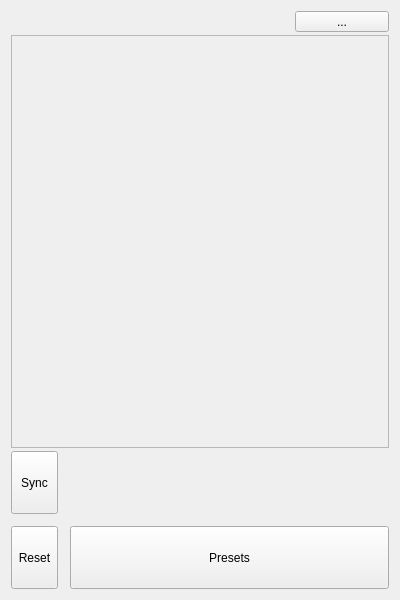
Above: src/View/MainWindow.ui from sergsave/MagicCubiano before the change. Below: the same form after it.
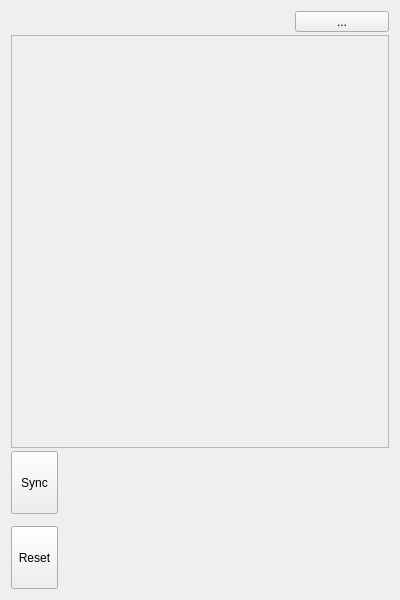
That is the form after the change. Custom widgets are drawn as their Qt base class.

Commit message: Separate SelectionWidget, add Preset serialization

Patch:
```diff
--- a/src/View/MainWindow.ui
+++ b/src/View/MainWindow.ui
@@ -65,19 +65,6 @@
      <property name="spacing">
       <number>12</number>
      </property>
-     <item row="1" column="1">
-      <widget class="QToolButton" name="toolButton">
-       <property name="sizePolicy">
-        <sizepolicy hsizetype="Minimum" vsizetype="Expanding">
-         <horstretch>0</horstretch>
-         <verstretch>0</verstretch>
-        </sizepolicy>
-       </property>
-       <property name="text">
-        <string>Presets</string>
-       </property>
-      </widget>
-     </item>
      <item row="1" column="0">
       <widget class="QToolButton" name="resetButton">
        <property name="sizePolicy">
@@ -110,6 +97,9 @@
      <item row="0" column="1">
       <widget class="InstrumentSelectionWidget" name="instrumentsWidget" native="true"/>
      </item>
+     <item row="1" column="1">
+      <widget class="PresetSelectionWidget" name="presetsWidget" native="true"/>
+     </item>
     </layout>
    </item>
   </layout>
@@ -122,6 +112,12 @@
    <header>src/View/InstrumentSelectionWidget.h</header>
    <container>1</container>
   </customwidget>
+  <customwidget>
+   <class>PresetSelectionWidget</class>
+   <extends>QWidget</extends>
+   <header>src/View/PresetSelectionWidget.h</header>
+   <container>1</container>
+  </customwidget>
  </customwidgets>
  <resources/>
  <connections/>
```
The commit also changes 13 other files.
